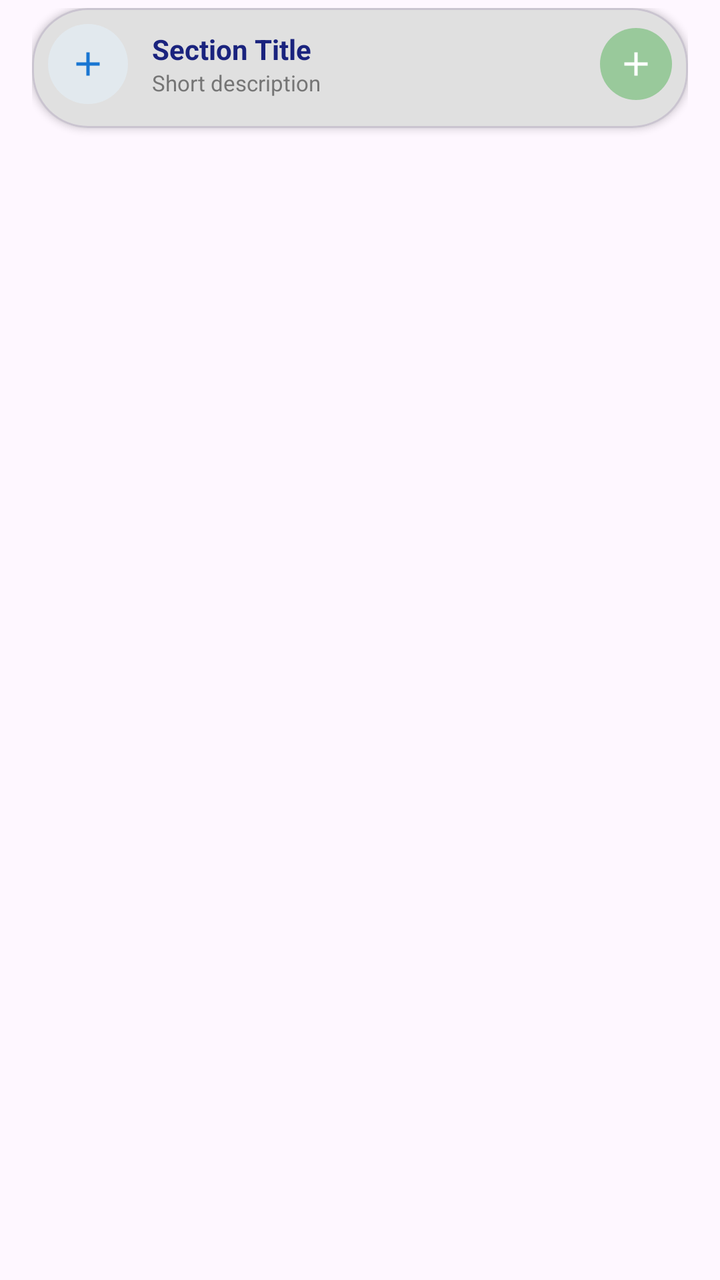
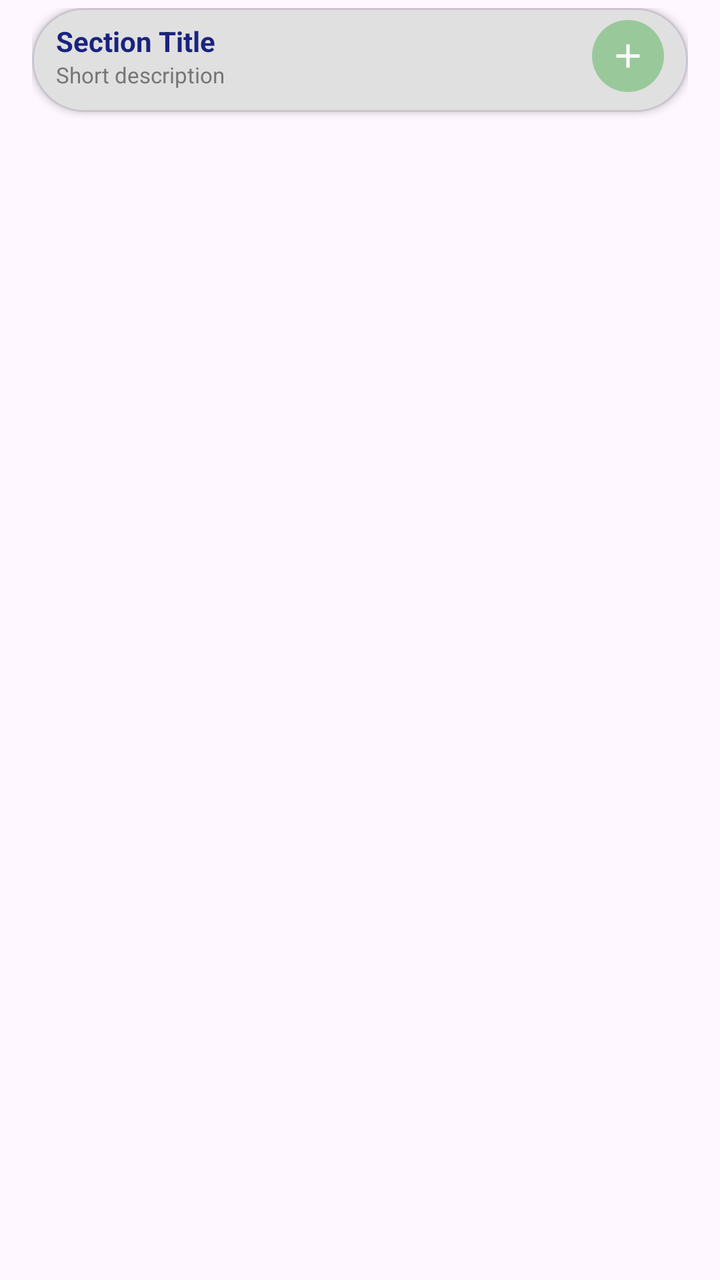

An Android layout rendered at two revisions. The XML below is the earlier revision; the diff shows what the commit changed to produce the second picture.
<!-- AndroidManifest.xml: application theme Theme.MyApplication -->
<!-- res/layout/item_section_add.xml -->
<?xml version="1.0" encoding="utf-8"?>
<LinearLayout xmlns:android="http://schemas.android.com/apk/res/android"
    xmlns:app="http://schemas.android.com/apk/res-auto" android:layout_width="match_parent" android:layout_height="wrap_content" android:orientation="vertical" android:paddingHorizontal="16dp" android:paddingVertical="4dp">

    
    <com.google.android.material.card.MaterialCardView android:id="@+id/card_root" android:layout_width="match_parent" android:layout_height="wrap_content" app:cardBackgroundColor="#E0E0E0" app:cardCornerRadius="28dp" app:cardElevation="2dp" app:contentPadding="0dp" app:cardUseCompatPadding="false" android:clipToPadding="false">

        <LinearLayout android:layout_width="match_parent" android:layout_height="wrap_content" android:orientation="vertical" android:paddingBottom="4dp">

            
            <LinearLayout android:id="@+id/section_container" android:layout_width="match_parent" android:layout_height="56dp" android:gravity="center_vertical" android:orientation="horizontal" android:paddingStart="8dp" android:paddingEnd="8dp" android:clickable="true" android:focusable="true">

                
                <FrameLayout android:layout_width="40dp" android:layout_height="40dp" android:layout_marginEnd="12dp" android:background="@drawable/circular_button_background" android:backgroundTint="#E3F2FD">

                    <ImageView android:id="@+id/section_icon" android:layout_width="20dp" android:layout_height="20dp" android:layout_gravity="center" android:src="@drawable/ic_add" app:tint="#1976D2" />
                </FrameLayout>

                
                <LinearLayout android:layout_width="0dp" android:layout_height="wrap_content" android:layout_weight="1" android:orientation="vertical" android:gravity="center_vertical">

                    <TextView android:id="@+id/section_title" android:layout_width="wrap_content" android:layout_height="wrap_content" android:text="Section Title" android:textColor="#1a237e" android:textSize="14sp" android:textStyle="bold" />

                    <TextView android:id="@+id/section_desc" android:layout_width="wrap_content" android:layout_height="wrap_content" android:text="Short description" android:textColor="#757575" android:textSize="11sp" android:maxLines="1" android:ellipsize="end" />
                </LinearLayout>

                
                <ImageView android:id="@+id/done_badge" android:layout_width="16dp" android:layout_height="16dp" android:layout_marginEnd="8dp" android:src="@drawable/ic_check" app:tint="#4CAF50" android:visibility="gone" />

                
                <ImageButton android:id="@+id/btn_add_section" android:layout_width="36dp" android:layout_height="36dp" android:background="@drawable/circular_button_background" android:src="@drawable/ic_add" android:padding="8dp" android:scaleType="centerInside" android:backgroundTint="#4CAF50" app:tint="#FFFFFF" android:clickable="true" />

            </LinearLayout>

            
            <LinearLayout android:id="@+id/placement_container" android:layout_width="match_parent" android:layout_height="wrap_content" android:orientation="horizontal" android:paddingHorizontal="12dp" android:paddingVertical="8dp" android:visibility="gone" android:gravity="center_vertical">

                <TextView android:id="@+id/tv_placement_indicator" android:layout_width="0dp" android:layout_height="wrap_content" android:layout_weight="1" android:text="Add to: Left" android:textStyle="bold" android:textSize="12sp" android:textColor="#1a237e" />

                <ImageButton android:id="@+id/btn_toggle_placement" android:layout_width="32dp" android:layout_height="32dp" android:background="@drawable/circular_button_background" android:backgroundTint="#f0f2f5" android:src="@drawable/ic_swap" android:padding="6dp" app:tint="#555555" android:scaleType="centerInside" />

            </LinearLayout>
        </LinearLayout>
    </com.google.android.material.card.MaterialCardView>

</LinearLayout>
<!-- resources referenced by this layout -->
<resources>
  <!-- drawable circular_button_background (drawable) -->
  <?xml version="1.0" encoding="utf-8"?>
  <shape xmlns:android="http://schemas.android.com/apk/res/android" android:shape="oval">
      <solid android:color="#7ACCCBCB" />
  </shape>
  <!-- drawable ic_add (drawable) -->
  <vector xmlns:android="http://schemas.android.com/apk/res/android" android:width="24dp" android:height="24dp" android:viewportWidth="24" android:viewportHeight="24">
      <path android:fillColor="#FF000000" android:pathData="M19,13h-6v6h-2v-6H5v-2h6V5h2v6h6v2z"/>
  </vector>
  <!-- drawable ic_check (drawable) -->
  <vector xmlns:android="http://schemas.android.com/apk/res/android" android:width="24dp" android:height="24dp" android:viewportWidth="24" android:viewportHeight="24">
      <path android:fillColor="#FF000000" android:pathData="M9,16.17L4.83,12l-1.42,1.41L9,19 21,7l-1.41-1.41z"/>
  </vector>
  <!-- drawable ic_swap (drawable) -->
  <vector xmlns:android="http://schemas.android.com/apk/res/android" android:width="24dp" android:height="24dp" android:viewportWidth="24" android:viewportHeight="24">
      <path android:fillColor="#FF000000" android:pathData="M16,17.01V10h-2v7.01h-3L15,21l4,-3.99h-3zM9,3L5,6.99h3V14h2V6.99h3L9,3z"/>
  </vector>
  <style name="Theme.MyApplication" parent="Base.Theme.MyApplication" />
  <style name="Base.Theme.MyApplication" parent="Theme.Material3.DayNight.NoActionBar">
          
          
      </style>
</resources>

<!-- the commit's change to res/layout/item_section_add.xml (unified diff, before → after) -->
@@ -8,10 +8,10 @@
         <LinearLayout android:layout_width="match_parent" android:layout_height="wrap_content" android:orientation="vertical" android:paddingBottom="4dp">
 
             
-            <LinearLayout android:id="@+id/section_container" android:layout_width="match_parent" android:layout_height="56dp" android:gravity="center_vertical" android:orientation="horizontal" android:paddingStart="8dp" android:paddingEnd="8dp" android:clickable="true" android:focusable="true">
+            <LinearLayout android:id="@+id/section_container" android:layout_width="match_parent" android:layout_height="wrap_content" android:minHeight="48dp" android:gravity="center_vertical" android:orientation="horizontal" android:paddingStart="12dp" android:paddingEnd="12dp" android:clickable="true" android:focusable="true">
 
                 
-                <FrameLayout android:layout_width="40dp" android:layout_height="40dp" android:layout_marginEnd="12dp" android:background="@drawable/circular_button_background" android:backgroundTint="#E3F2FD">
+                <FrameLayout android:layout_width="40dp" android:layout_height="40dp" android:layout_marginEnd="12dp" android:background="@drawable/circular_button_background" android:backgroundTint="#E3F2FD" android:visibility="gone">
 
                     <ImageView android:id="@+id/section_icon" android:layout_width="20dp" android:layout_height="20dp" android:layout_gravity="center" android:src="@drawable/ic_add" app:tint="#1976D2" />
                 </FrameLayout>
